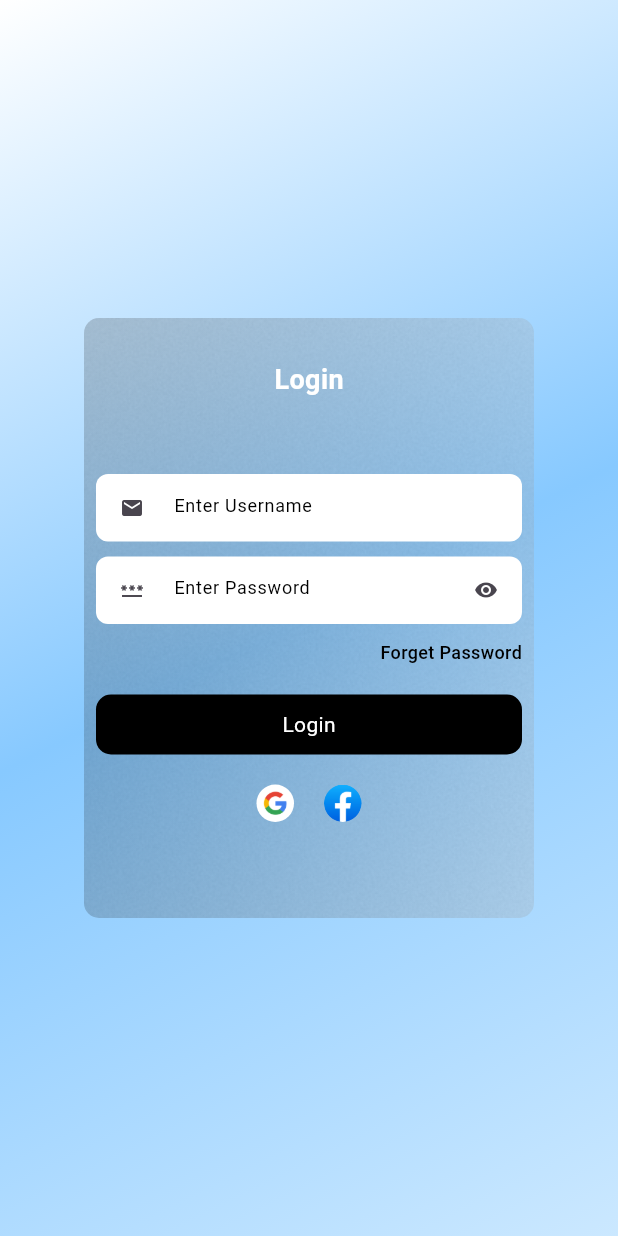
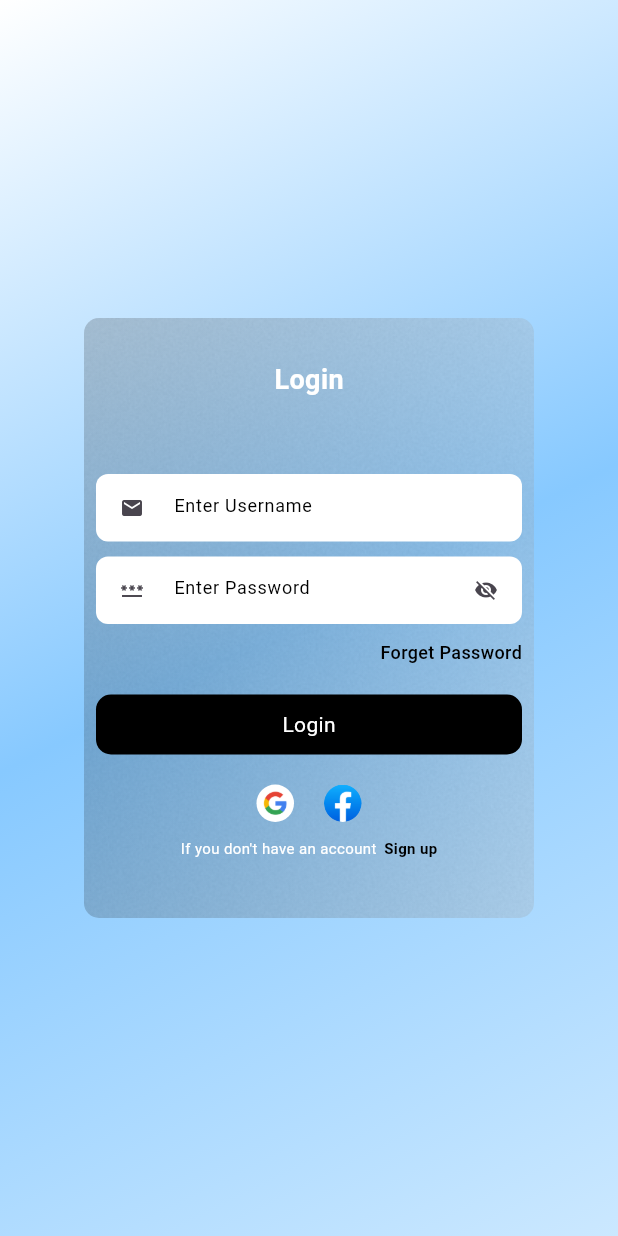
Before and after one commit to BilalOsama15/TaskManagerApp, a Flutter app: the screen it shows after launch, on a phone screen of 412 x 824 dp. Run offline on Flutter 3.47's test engine with Material 2 defaults, Android fonts, the phone set to English and light mode, and no system bars.

Commit message:
Login/Signup UI Complete
Complete Login And Signup UI

```diff
--- a/task_manager/lib/Login.dart
+++ b/task_manager/lib/Login.dart
@@ -1,33 +1,68 @@
+
+
 import 'package:flutter/material.dart';
+import 'package:flutter/scheduler.dart';
 
-class login extends StatefulWidget {
-  const login({super.key});
+class Login extends StatefulWidget {
+  const Login({Key? key}) : super(key: key);
 
   @override
-  State<login> createState() => _loginState();
+  State<Login> createState() => _LoginState();
 }
 
-class _loginState extends State<login> {
+class _LoginState extends State<Login> with SingleTickerProviderStateMixin {
+  late final AnimationController animationController;
   TextEditingController userName = TextEditingController();
   TextEditingController password = TextEditingController();
+  bool isVisible = false;
+  bool showSignup = false;
+
+  @override
+  void initState() {
+    super.initState();
+    animationController = AnimationController(
+      duration: const Duration(milliseconds: 500),
+      vsync: this,
+    );
+  }
+
+  @override
+  void dispose() {
+    animationController.dispose();
+    super.dispose();
+  }
 
   @override
   Widget build(BuildContext context) {
     return Scaffold(
       body: Container(
         alignment: Alignment.center,
-        decoration: const BoxDecoration(
-          gradient: LinearGradient(
-            colors: [Color.fromARGB(255, 255, 255, 255),Color.fromARGB(255, 135, 201, 255),Color.fromARGB(255, 203, 232, 255),],
+        decoration: BoxDecoration(
+          gradient: const LinearGradient(
+            colors: [
+              Color.fromARGB(255, 255, 255, 255),
+              Color.fromARGB(255, 135, 201, 255),
+              Color.fromARGB(255, 203, 232, 255),
+            ],
             begin: Alignment.topLeft,
-            end: Alignment.bottomRight
-            )
-          // image: DecorationImage(image: AssetImage("assets/images/background.jpg"),fit: BoxFit.cover)
-        ) ,
-        child: Container(
+            end: Alignment.bottomRight,
+          ),
+        ),
+        child: AnimatedSwitcher(
+          duration: const Duration(milliseconds: 500),
+          child: showSignup ? signupContainer() : loginContainer(),
+        ),
+      ),
+    );
+  }
+
+
+  Widget loginContainer() {
+    return Container(
+        // duration: const Duration(milliseconds: 2000),
         alignment: Alignment.center,
         height: 400,width: 300,decoration: BoxDecoration(
-            gradient: LinearGradient(colors: [Color.fromARGB(75, 0, 0, 0),Color.fromARGB(99, 165, 165, 165)],),
+          gradient:const LinearGradient(colors: [Color.fromARGB(75, 0, 0, 0),Color.fromARGB(99, 165, 165, 165)],),
           color: Colors.white.withOpacity(0.6),
           image:const DecorationImage(image: AssetImage("assets/images/noise.jpg"),fit: BoxFit.cover,opacity: 0.03),
           borderRadius: BorderRadius.circular(10.0)
@@ -51,8 +86,6 @@ class _loginState extends State<login> {
               const SizedBox(height: 20.0,),
               loginButton(),
               const SizedBox(height: 20.0,),
-
-
               Row(
                 mainAxisAlignment: MainAxisAlignment.center,
                 children: [
@@ -66,30 +99,130 @@ class _loginState extends State<login> {
                   const SizedBox(width: 20.0,),
                   Container(
                     height: 25,width: 25, decoration: BoxDecoration(
-                        // color: Colors.white,
+                      color: Colors.transparent,
                       borderRadius: BorderRadius.circular(50.0),
                       image: DecorationImage(image: AssetImage("assets/images/FB.png"),fit: BoxFit.cover),
                     ),
                   ),
+                ],
+              ),
+              const SizedBox(height: 10,),
+              Row(
+                mainAxisAlignment: MainAxisAlignment.center,
+                children: [
+                  const Text("If you don't have an account", style: TextStyle(color: Colors.white, fontSize: 10.0,fontWeight: FontWeight.normal),),
+                  const SizedBox(width: 5,),
+                  InkWell(
+                    onTap: (){
+                      setState(() {
+                        clearInputs();
+                        isVisible = false;
+                        showSignup = true;
+                        // container1OffsetX = -300.0; // Slide out the first container to the left
+                        // container2OffsetX = 300.0;  // Slide out the second container to the right
+                      });
+                    },
+                    child: const Text("Sign up", style: TextStyle(color: Colors.black, fontSize: 10.0,fontWeight: FontWeight.bold),)),
 
                 ],
-                )
+              ),
 
             ],
           ),
         ),
+      );
+  }
+  Widget signupContainer() {
+    return Container(
+        // duration: const Duration(milliseconds: 500),
+        alignment: Alignment.center,
+        height: 400,width: 300,decoration: BoxDecoration(
+          gradient:const LinearGradient(colors: [Color.fromARGB(75, 0, 0, 0),Color.fromARGB(99, 165, 165, 165)],),
+          color: Colors.white.withOpacity(0.6),
+          image:const DecorationImage(image: AssetImage("assets/images/noise.jpg"),fit: BoxFit.cover,opacity: 0.03),
+          borderRadius: BorderRadius.circular(10.0)
+        ),
+        child: Padding(
+          padding: const EdgeInsets.all(8.0),
+          child: Column(
+            mainAxisAlignment: MainAxisAlignment.start,
+            crossAxisAlignment: CrossAxisAlignment.center,
+            children: [
+              const SizedBox(height: 20.0,),
+              const Text("Sign up", style: TextStyle(color: Colors.white, fontSize: 18.0,fontWeight: FontWeight.bold),),
+              // const SizedBox(height: 10.0,),
+              // const Text("Wellcome Back!", style: TextStyle(color: Colors.white, fontSize: 12.0,fontWeight: FontWeight.bold),),
+              const SizedBox(height: 50.0,),
+              userNameInput(),
+              const SizedBox(height: 10.0,),
+              passwordInput(),
+              const SizedBox(height: 20.0,),
+              loginButton(),
+              const SizedBox(height: 20.0,),
+              Row(
+                mainAxisAlignment: MainAxisAlignment.center,
+                children: [
+                  Container(
+                    height: 25,width: 25, decoration: BoxDecoration(
+                      color: Colors.white,
+                      borderRadius: BorderRadius.circular(50.0),
+                      image: const DecorationImage(image: AssetImage("assets/images/google.png"),fit: BoxFit.cover),
+                    ),
+                  ),
+                  const SizedBox(width: 20.0,),
+                  Container(
+                    height: 25,width: 25, decoration: BoxDecoration(
+                      color: Colors.transparent,
+                      borderRadius: BorderRadius.circular(50.0),
+                      image: DecorationImage(image: AssetImage("assets/images/FB.png"),fit: BoxFit.cover),
+                    ),
+                  ),
+                ],
+              ),
+              const SizedBox(height: 10,),
+              Row(
+                mainAxisAlignment: MainAxisAlignment.center,
+                children: [
+                  const Text("If you don't have an account", style: TextStyle(color: Colors.white, fontSize: 10.0,fontWeight: FontWeight.normal),),
+                  const SizedBox(width: 5,),
+                  InkWell(
+                    onTap: (){
+                      setState(() {
+                        clearInputs();
+                        isVisible = false;
+                        showSignup = false;
+                        // container1OffsetX = -300.0; // Slide out the first container to the left
+                        // container2OffsetX = 300.0;  // Slide out the second container to the right
+                      });
+                    },
+                    child: const Text("Login", style: TextStyle(color: Colors.black, fontSize: 10.0,fontWeight: FontWeight.bold),)),
+
+                ],
+              ),
+
+            ],
           ),
         ),
       );
   }
-
-  Container loginButton() {
-    return Container(
+  Widget loginButton() {
+    return InkWell(
+      onTap: (){
+        if(showSignup)
+        {
+          print("Signup");
+        }
+        else{
+          print("Login");
+        }
+      },
+      child: Container(
                   alignment: Alignment.center,
                   height: 40,width: double.infinity,decoration: BoxDecoration(
                     color: Colors.black,borderRadius: BorderRadius.circular(10.0)
                   ),
                   child: const Text("Login",style: TextStyle(color: Colors.white),),
+                ),
     );
   }
 
@@ -120,25 +253,44 @@ class _loginState extends State<login> {
     return SizedBox(
                 height: 45,
                 child: TextFormField(
-                  obscureText: true,
+                  obscureText: !isVisible,
                   obscuringCharacter: '.',
                   controller: password,
                   style: const TextStyle(color: Colors.black, fontSize: 12.0,fontWeight: FontWeight.w400),
-                  decoration: const InputDecoration(
+                  decoration:  InputDecoration(
                   hintText: "Enter Password",
-                  hintStyle: TextStyle(color: Colors.black, fontSize: 12.0,fontWeight: FontWeight.w400),
+                  hintStyle:const TextStyle(color: Colors.black, fontSize: 12.0,fontWeight: FontWeight.w400),
                   fillColor: Colors.white,
                   filled: true,
-                  border: OutlineInputBorder(
+                  border:const OutlineInputBorder(
                     borderSide: BorderSide.none,
                     borderRadius: BorderRadius.all(Radius.circular(8.0))
                   ),
-                  prefixIcon: Icon(Icons.password, size: 16.0,),
-                  hoverColor: Color.fromARGB(255, 247, 247, 247),
-                  focusColor: Color.fromARGB(255, 247, 247, 247),
-                  suffixIcon: Icon(Icons.remove_red_eye,size: 16.0,)
+                  prefixIcon: const Icon(Icons.password, size: 16.0,),
+                  hoverColor: const Color.fromARGB(255, 247, 247, 247),
+                  focusColor:const Color.fromARGB(255, 247, 247, 247),
+                  suffixIcon: IconButton(
+                        icon: isVisible? const Icon(Icons.visibility,size: 16,):
+                       const Icon(Icons.visibility_off, size: 16,),
+                        onPressed: (){
+                          setState(() {
+                            isVisible = !isVisible;
+                          });
+                         },)
                   ),
                 ),
               );
   }
+
+  clearInputs(){
+    password.text = "";
+    userName.text = "";
   }
+}
+
+class AnimatedContainerTickerProvider extends TickerProvider {
+  @override
+  Ticker createTicker(TickerCallback onTick) {
+    return Ticker(onTick);
+  }
+}
--- a/task_manager/lib/main.dart
+++ b/task_manager/lib/main.dart
@@ -20,7 +20,7 @@ class MyApp extends StatelessWidget {
 
       ),
       debugShowCheckedModeBanner: false,
-      home: const login(),
+      home: const Login(),
     );
   }
 }
```
Lines whose indentation alone changed are shown as unchanged.
